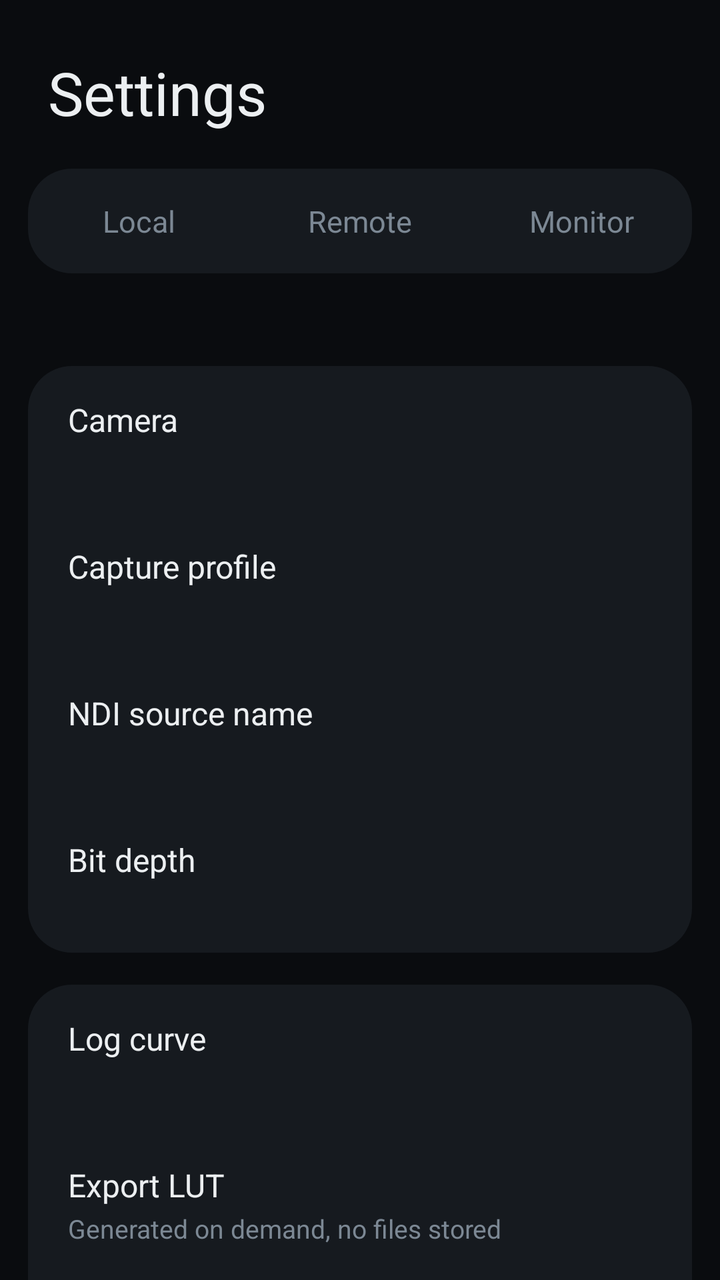
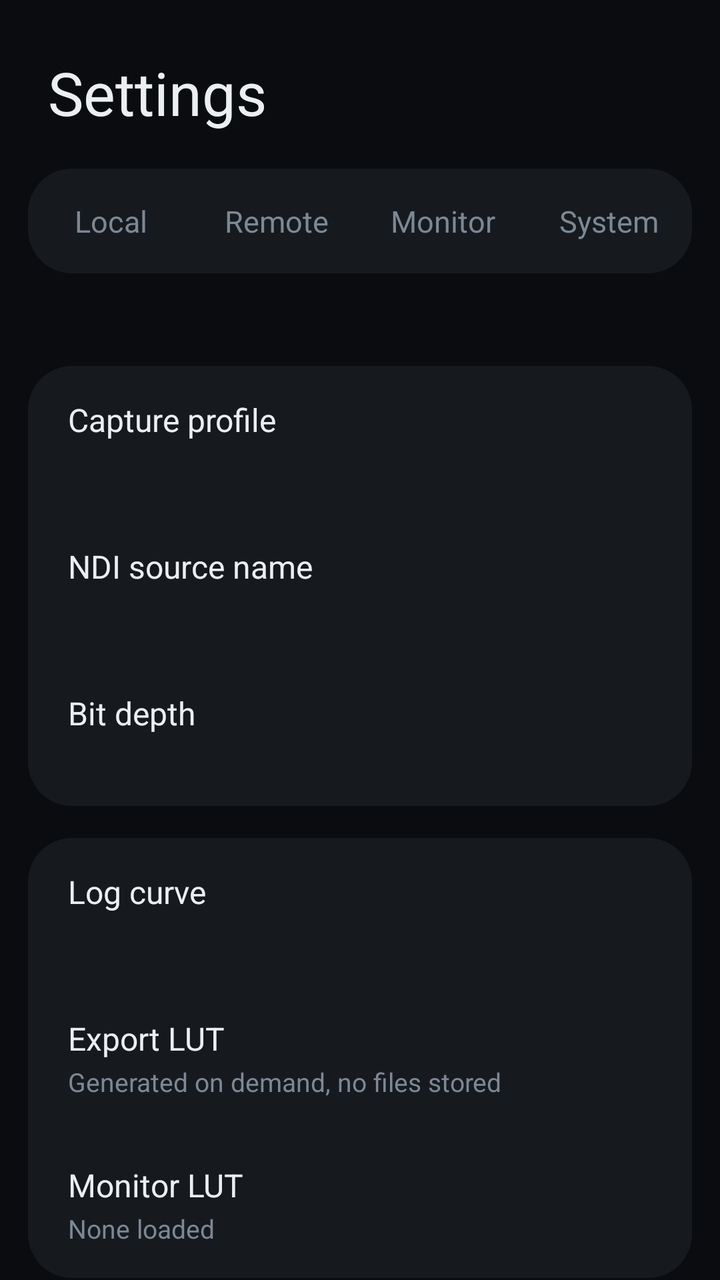

An Android layout rendered at two revisions. The XML below is the earlier revision; the diff shows what the commit changed to produce the second picture.
<!-- AndroidManifest.xml: application theme Theme.MantraNdi -->
<!-- res/layout/activity_settings.xml -->
<?xml version="1.0" encoding="utf-8"?>
<ScrollView xmlns:android="http://schemas.android.com/apk/res/android"
    android:layout_width="match_parent"
    android:layout_height="match_parent"
    android:background="#0A0C0F"
    android:scrollbars="none">

    <LinearLayout
        android:layout_width="match_parent"
        android:layout_height="wrap_content"
        android:orientation="vertical"
        android:paddingHorizontal="14dp"
        android:paddingTop="26dp"
        android:paddingBottom="30dp">

        <TextView
            android:layout_width="wrap_content"
            android:layout_height="wrap_content"
            android:layout_marginStart="10dp"
            android:layout_marginBottom="18dp"
            android:text="Settings"
            android:textColor="#ECEFF1"
            android:textSize="30sp" />

        
        <LinearLayout
            android:layout_width="match_parent"
            android:layout_height="wrap_content"
            android:orientation="horizontal"
            android:layout_marginBottom="16dp"
            android:background="@drawable/settings_group">

            <TextView android:id="@+id/modeLocal" style="@style/MantraModeTab"
                android:text="Local" />

            <TextView android:id="@+id/modeRemote" style="@style/MantraModeTab"
                android:text="Remote" />

            <TextView android:id="@+id/modeMonitor" style="@style/MantraModeTab"
                android:text="Monitor" />

        </LinearLayout>

        <TextView
            android:id="@+id/modeDetail"
            android:layout_width="match_parent"
            android:layout_height="wrap_content"
            android:layout_marginStart="12dp"
            android:layout_marginBottom="14dp"
            android:textColor="#7C8894"
            android:textSize="12sp" />

        
        <LinearLayout style="@style/MantraSettingsGroup">

            <LinearLayout android:id="@+id/rowSource" style="@style/MantraSettingsRow">
                <TextView style="@style/MantraSettingsTitle" android:text="Camera" />
                <TextView android:id="@+id/valueSource" style="@style/MantraSettingsValue" />
            </LinearLayout>

            <LinearLayout android:id="@+id/rowProfile" style="@style/MantraSettingsRow">
                <TextView style="@style/MantraSettingsTitle" android:text="Capture profile" />
                <TextView android:id="@+id/valueProfile" style="@style/MantraSettingsValue" />
            </LinearLayout>

            <LinearLayout android:id="@+id/rowSourceName" style="@style/MantraSettingsRow">
                <TextView style="@style/MantraSettingsTitle" android:text="NDI source name" />
                <TextView android:id="@+id/valueSourceName" style="@style/MantraSettingsValue" />
            </LinearLayout>

            <LinearLayout android:id="@+id/rowBitDepth" style="@style/MantraSettingsRow">
                <TextView style="@style/MantraSettingsTitle" android:text="Bit depth" />
                <TextView android:id="@+id/valueBitDepth" style="@style/MantraSettingsValue" />
            </LinearLayout>

        </LinearLayout>

        
        <LinearLayout style="@style/MantraSettingsGroup">

            <LinearLayout android:id="@+id/rowLogCurve" style="@style/MantraSettingsRow">
                <TextView style="@style/MantraSettingsTitle" android:text="Log curve" />
                <TextView android:id="@+id/valueLogCurve" style="@style/MantraSettingsValue" />
            </LinearLayout>

            <LinearLayout android:id="@+id/rowExportLut" style="@style/MantraSettingsRow">
                <TextView style="@style/MantraSettingsTitle" android:text="Export LUT" />
                <TextView android:id="@+id/valueExportLut" style="@style/MantraSettingsValue"
                    android:text="Generated on demand, no files stored" />
            </LinearLayout>

            <LinearLayout android:id="@+id/rowLoadLut" style="@style/MantraSettingsRow">
                <TextView style="@style/MantraSettingsTitle" android:text="Monitor LUT" />
                <TextView android:id="@+id/valueLoadLut" style="@style/MantraSettingsValue"
                    android:text="None loaded" />
            </LinearLayout>

        </LinearLayout>

        
        <LinearLayout style="@style/MantraSettingsGroup">

            <LinearLayout android:id="@+id/rowFocusBox" style="@style/MantraSettingsRow">
                <TextView style="@style/MantraSettingsTitle" android:text="Focus box size" />
                <TextView android:id="@+id/valueFocusBox" style="@style/MantraSettingsValue" />
            </LinearLayout>

            <LinearLayout android:id="@+id/rowAiFocus" style="@style/MantraSettingsRow">
                <TextView style="@style/MantraSettingsTitle" android:text="AI focus key" />
                <TextView android:id="@+id/valueAiFocus" style="@style/MantraSettingsValue" />
            </LinearLayout>

            <LinearLayout android:id="@+id/rowFocusTiming" style="@style/MantraSettingsRow">
                <TextView style="@style/MantraSettingsTitle" android:text="Focus hold and rack" />
                <TextView android:id="@+id/valueFocusTiming" style="@style/MantraSettingsValue" />
            </LinearLayout>

            <LinearLayout android:id="@+id/rowWaveform" style="@style/MantraSettingsRow">
                <TextView style="@style/MantraSettingsTitle" android:text="Waveform" />
                <TextView android:id="@+id/valueWaveform" style="@style/MantraSettingsValue" />
            </LinearLayout>

            <LinearLayout android:id="@+id/rowNetwork" style="@style/MantraSettingsRow">
                <TextView style="@style/MantraSettingsTitle" android:text="NDI network test" />
                <TextView style="@style/MantraSettingsValue"
                    android:text="Why two phones cannot see each other" />
            </LinearLayout>

            <LinearLayout android:id="@+id/rowHistogram" style="@style/MantraSettingsRow">
                <TextView style="@style/MantraSettingsTitle" android:text="Vectorscope" />
                <TextView android:id="@+id/valueHistogram" style="@style/MantraSettingsValue" />
            </LinearLayout>

            <LinearLayout android:id="@+id/rowStabilisation" style="@style/MantraSettingsRow">
                <TextView style="@style/MantraSettingsTitle" android:text="Stabilisation" />
                <TextView android:id="@+id/valueStabilisation" style="@style/MantraSettingsValue" />
            </LinearLayout>

        </LinearLayout>

        
        <LinearLayout style="@style/MantraSettingsGroup">

            <LinearLayout android:id="@+id/rowCamera" style="@style/MantraSettingsRow">
                <TextView style="@style/MantraSettingsTitle" android:text="Camera" />
                <TextView android:id="@+id/valueCamera" style="@style/MantraSettingsValue" />
            </LinearLayout>

            <LinearLayout android:id="@+id/rowKeys" style="@style/MantraSettingsRow">
                <TextView style="@style/MantraSettingsTitle" android:text="Hardware keys" />
                <TextView android:id="@+id/valueKeys" style="@style/MantraSettingsValue" />
            </LinearLayout>

            <LinearLayout android:id="@+id/rowDetect" style="@style/MantraSettingsRow">
                <TextView style="@style/MantraSettingsTitle" android:text="Detect camera features" />
                <TextView style="@style/MantraSettingsValue"
                    android:text="Every camera, what it records, encoders, storage" />
            </LinearLayout>

            <LinearLayout android:id="@+id/rowAbout" style="@style/MantraSettingsRow">
                <TextView style="@style/MantraSettingsTitle" android:text="About" />
                <TextView android:id="@+id/valueAbout" style="@style/MantraSettingsValue" />
            </LinearLayout>

        </LinearLayout>

        <TextView
            android:layout_width="match_parent"
            android:layout_height="wrap_content"
            android:layout_marginHorizontal="12dp"
            android:layout_marginTop="18dp"
            android:autoLink="web"
            android:text="Powered by NDI®  https://ndi.video\nNDI® is a registered trademark of Vizrt NDI AB"
            android:textColor="#4A555F"
            android:textSize="9sp" />

    </LinearLayout>

</ScrollView>
<!-- resources referenced by this layout -->
<resources>
  <!-- drawable settings_group (drawable) -->
  <?xml version="1.0" encoding="utf-8"?>
  <shape xmlns:android="http://schemas.android.com/apk/res/android"
      android:shape="rectangle">
      <solid android:color="#161A1F" />
      <corners android:radius="22dp" />
  </shape>
  <style name="MantraModeTab">
          <item name="android:layout_width">0dp</item>
          <item name="android:layout_height">wrap_content</item>
          <item name="android:layout_weight">1</item>
          <item name="android:gravity">center</item>
          <item name="android:paddingVertical">16dp</item>
          <item name="android:textSize">15sp</item>
          <item name="android:textColor">#7C8894</item>
          <item name="android:background">?android:attr/selectableItemBackground</item>
          <item name="android:clickable">true</item>
          <item name="android:focusable">true</item>
      </style>
  <style name="MantraSettingsGroup">
          <item name="android:layout_width">match_parent</item>
          <item name="android:layout_height">wrap_content</item>
          <item name="android:orientation">vertical</item>
          <item name="android:layout_marginBottom">16dp</item>
          <item name="android:background">@drawable/settings_group</item>
      </style>
  <style name="MantraSettingsRow">
          <item name="android:layout_width">match_parent</item>
          <item name="android:layout_height">wrap_content</item>
          <item name="android:orientation">vertical</item>
          <item name="android:paddingHorizontal">20dp</item>
          <item name="android:paddingVertical">16dp</item>
          <item name="android:background">?android:attr/selectableItemBackground</item>
          <item name="android:clickable">true</item>
          <item name="android:focusable">true</item>
      </style>
  <style name="MantraSettingsTitle">
          <item name="android:layout_width">match_parent</item>
          <item name="android:layout_height">wrap_content</item>
          <item name="android:textColor">#ECEFF1</item>
          <item name="android:textSize">16sp</item>
      </style>
  <style name="MantraSettingsValue">
          <item name="android:layout_width">match_parent</item>
          <item name="android:layout_height">wrap_content</item>
          <item name="android:layout_marginTop">2dp</item>
          <item name="android:textColor">#7C8894</item>
          <item name="android:textSize">13sp</item>
      </style>
  <style name="Theme.MantraNdi" parent="Theme.MaterialComponents.DayNight.NoActionBar">
          <item name="colorPrimary">#E7A44C</item>
          <item name="colorPrimaryDark">#8A5F22</item>
          <item name="colorAccent">#E7A44C</item>
          <item name="android:windowBackground">#05070A</item>
      </style>
</resources>

<!-- the commit's change to res/layout/activity_settings.xml (unified diff, before → after) -->
@@ -39,6 +39,9 @@
             <TextView android:id="@+id/modeMonitor" style="@style/MantraModeTab"
                 android:text="Monitor" />
 
+            <TextView android:id="@+id/modeSystem" style="@style/MantraModeTab"
+                android:text="System" />
+
         </LinearLayout>
 
         <TextView
@@ -51,12 +54,7 @@
             android:textSize="12sp" />
 
         
-        <LinearLayout style="@style/MantraSettingsGroup">
-
-            <LinearLayout android:id="@+id/rowSource" style="@style/MantraSettingsRow">
-                <TextView style="@style/MantraSettingsTitle" android:text="Camera" />
-                <TextView android:id="@+id/valueSource" style="@style/MantraSettingsValue" />
-            </LinearLayout>
+        <LinearLayout android:id="@+id/groupCapture" style="@style/MantraSettingsGroup">
 
             <LinearLayout android:id="@+id/rowProfile" style="@style/MantraSettingsRow">
                 <TextView style="@style/MantraSettingsTitle" android:text="Capture profile" />
@@ -76,7 +74,7 @@
         </LinearLayout>
 
         
-        <LinearLayout style="@style/MantraSettingsGroup">
+        <LinearLayout android:id="@+id/groupColour" style="@style/MantraSettingsGroup">
 
             <LinearLayout android:id="@+id/rowLogCurve" style="@style/MantraSettingsRow">
                 <TextView style="@style/MantraSettingsTitle" android:text="Log curve" />
@@ -98,7 +96,7 @@
         </LinearLayout>
 
         
-        <LinearLayout style="@style/MantraSettingsGroup">
+        <LinearLayout android:id="@+id/groupDisplay" style="@style/MantraSettingsGroup">
 
             <LinearLayout android:id="@+id/rowFocusBox" style="@style/MantraSettingsRow">
                 <TextView style="@style/MantraSettingsTitle" android:text="Focus box size" />
@@ -139,7 +137,7 @@
         </LinearLayout>
 
         
-        <LinearLayout style="@style/MantraSettingsGroup">
+        <LinearLayout android:id="@+id/groupDevice" style="@style/MantraSettingsGroup">
 
             <LinearLayout android:id="@+id/rowCamera" style="@style/MantraSettingsRow">
                 <TextView style="@style/MantraSettingsTitle" android:text="Camera" />
